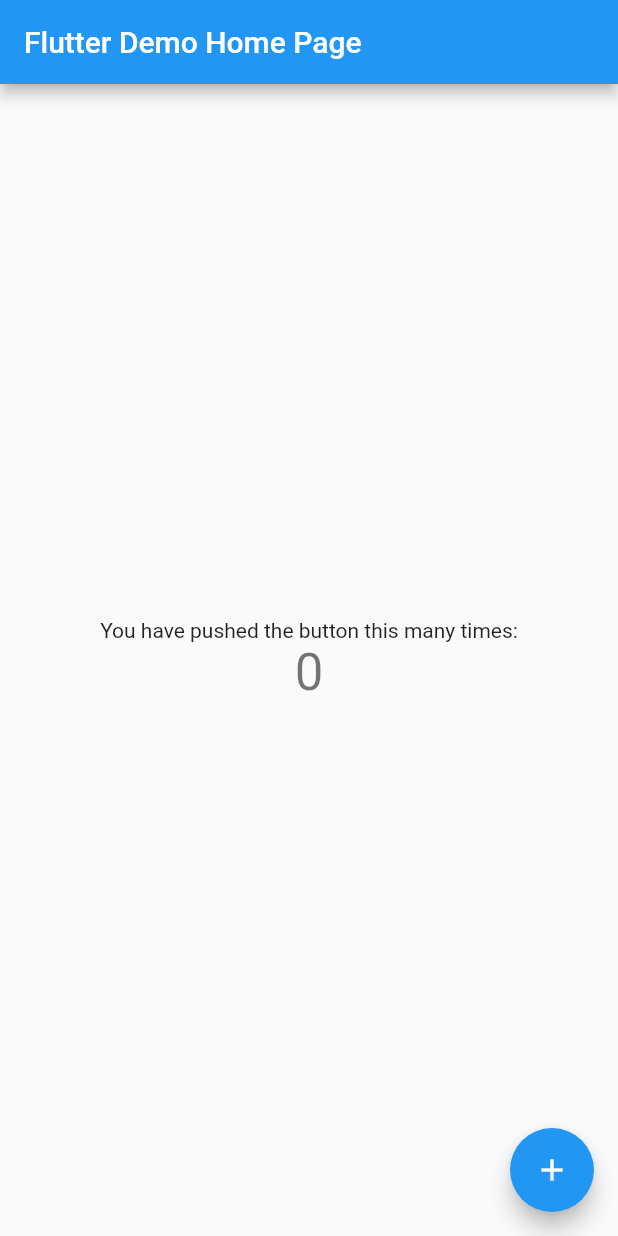
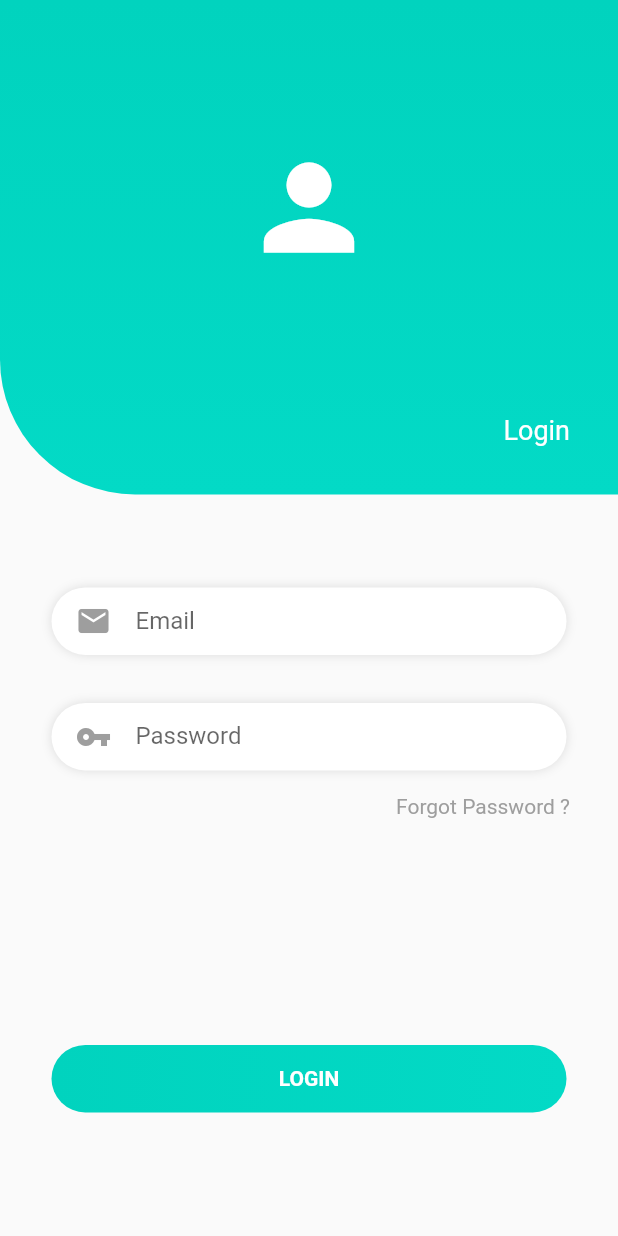
Before and after one commit to fabricionandolfo/EDUC-AR, a Flutter app: the screen it shows after launch, on a phone screen of 412 x 824 dp. Run offline on Flutter 3.47's test engine with Material 2 defaults, Android fonts, the light colour scheme and no system bars.

Commit message:
add
criacao da tela de login

```diff
--- a/educar_app/lib/main.dart
+++ b/educar_app/lib/main.dart
@@ -1,4 +1,5 @@
 import 'package:flutter/material.dart';
+import 'package:flutter/services.dart';
 
 void main() {
   runApp(const MyApp());
@@ -10,7 +11,7 @@
   // This widget is the root of your application.
   @override
   Widget build(BuildContext context) {
-    return MaterialApp(
+    /*return MaterialApp(
       title: 'Flutter Demo',
       theme: ThemeData(
         // This is the theme of your application.
@@ -25,91 +26,165 @@
         primarySwatch: Colors.blue,
       ),
       home: const MyHomePage(title: 'Flutter Demo Home Page'),
+    );*/
+    return MaterialApp(
+      title: 'Login Challenge',
+      theme: ThemeData(primarySwatch: Colors.deepPurple),
+      home: LoginPage(),
     );
   }
 }
 
-class MyHomePage extends StatefulWidget {
-  const MyHomePage({super.key, required this.title});
+class LoginPage extends StatefulWidget {
+  @override
+  State<StatefulWidget> createState() {
+    return _LoginPageState();
+  }
+}
 
-  // This widget is the home page of your application. It is stateful, meaning
-  // that it has a State object (defined below) that contains fields that affect
-  // how it looks.
-
-  // This class is the configuration for the state. It holds the values (in this
-  // case the title) provided by the parent (in this case the App widget) and
-  // used by the build method of the State. Fields in a Widget subclass are
-  // always marked "final".
-
-  final String title;
+class _LoginPageState extends State<LoginPage> {
+  // f45d27
+  // f5851f
 
   @override
-  State<MyHomePage> createState() => _MyHomePageState();
-}
-
-class _MyHomePageState extends State<MyHomePage> {
-  int _counter = 0;
-
-  void _incrementCounter() {
-    setState(() {
-      // This call to setState tells the Flutter framework that something has
-      // changed in this State, which causes it to rerun the build method below
-      // so that the display can reflect the updated values. If we changed
-      // _counter without calling setState(), then the build method would not be
-      // called again, and so nothing would appear to happen.
-      _counter++;
-    });
+  void initState() {
+    SystemChrome.setEnabledSystemUIOverlays([]);
+    super.initState();
   }
 
   @override
   Widget build(BuildContext context) {
-    // This method is rerun every time setState is called, for instance as done
-    // by the _incrementCounter method above.
-    //
-    // The Flutter framework has been optimized to make rerunning build methods
-    // fast, so that you can just rebuild anything that needs updating rather
-    // than having to individually change instances of widgets.
     return Scaffold(
-      appBar: AppBar(
-        // Here we take the value from the MyHomePage object that was created by
-        // the App.build method, and use it to set our appbar title.
-        title: Text(widget.title),
-      ),
-      body: Center(
-        // Center is a layout widget. It takes a single child and positions it
-        // in the middle of the parent.
+      body: SingleChildScrollView(
         child: Column(
-          // Column is also a layout widget. It takes a list of children and
-          // arranges them vertically. By default, it sizes itself to fit its
-          // children horizontally, and tries to be as tall as its parent.
-          //
-          // Invoke "debug painting" (press "p" in the console, choose the
-          // "Toggle Debug Paint" action from the Flutter Inspector in Android
-          // Studio, or the "Toggle Debug Paint" command in Visual Studio Code)
-          // to see the wireframe for each widget.
-          //
-          // Column has various properties to control how it sizes itself and
-          // how it positions its children. Here we use mainAxisAlignment to
-          // center the children vertically; the main axis here is the vertical
-          // axis because Columns are vertical (the cross axis would be
-          // horizontal).
-          mainAxisAlignment: MainAxisAlignment.center,
           children: <Widget>[
-            const Text(
-              'You have pushed the button this many times:',
+            Container(
+              width: MediaQuery.of(context).size.width,
+              height: MediaQuery.of(context).size.height / 2.5,
+              decoration: BoxDecoration(
+                  gradient: LinearGradient(
+                    begin: Alignment.topCenter,
+                    end: Alignment.bottomCenter,
+                    colors: [
+                      Color.fromARGB(255, 1, 211, 190),
+                      Color.fromARGB(255, 3, 218, 198),
+                    ],
+                  ),
+                  borderRadius:
+                      BorderRadius.only(bottomLeft: Radius.circular(90))),
+              child: Column(
+                mainAxisAlignment: MainAxisAlignment.center,
+                children: <Widget>[
+                  Spacer(),
+                  Align(
+                    alignment: Alignment.center,
+                    child: Icon(
+                      Icons.person,
+                      size: 90,
+                      color: Colors.white,
+                    ),
+                  ),
+                  Spacer(),
+                  Align(
+                    alignment: Alignment.bottomRight,
+                    child: Padding(
+                      padding: const EdgeInsets.only(bottom: 32, right: 32),
+                      child: Text(
+                        'Login',
+                        style: TextStyle(color: Colors.white, fontSize: 18),
+                      ),
+                    ),
+                  ),
+                ],
+              ),
             ),
-            Text(
-              '$_counter',
-              style: Theme.of(context).textTheme.headlineMedium,
-            ),
+            Container(
+              height: MediaQuery.of(context).size.height / 2,
+              width: MediaQuery.of(context).size.width,
+              padding: EdgeInsets.only(top: 62),
+              child: Column(
+                children: <Widget>[
+                  Container(
+                    width: MediaQuery.of(context).size.width / 1.2,
+                    height: 45,
+                    padding:
+                        EdgeInsets.only(top: 4, left: 16, right: 16, bottom: 4),
+                    decoration: BoxDecoration(
+                        borderRadius: BorderRadius.all(Radius.circular(50)),
+                        color: Colors.white,
+                        boxShadow: [
+                          BoxShadow(color: Colors.black12, blurRadius: 5)
+                        ]),
+                    child: TextField(
+                      decoration: InputDecoration(
+                        border: InputBorder.none,
+                        icon: Icon(
+                          Icons.email,
+                          color: Colors.grey,
+                        ),
+                        hintText: 'Email',
+                      ),
+                    ),
+                  ),
+                  Container(
+                    width: MediaQuery.of(context).size.width / 1.2,
+                    height: 45,
+                    margin: EdgeInsets.only(top: 32),
+                    padding:
+                        EdgeInsets.only(top: 4, left: 16, right: 16, bottom: 4),
+                    decoration: BoxDecoration(
+                        borderRadius: BorderRadius.all(Radius.circular(50)),
+                        color: Colors.white,
+                        boxShadow: [
+                          BoxShadow(color: Colors.black12, blurRadius: 5)
+                        ]),
+                    child: TextField(
+                      decoration: InputDecoration(
+                        border: InputBorder.none,
+                        icon: Icon(
+                          Icons.vpn_key,
+                          color: Colors.grey,
+                        ),
+                        hintText: 'Password',
+                      ),
+                    ),
+                  ),
+                  Align(
+                    alignment: Alignment.centerRight,
+                    child: Padding(
+                      padding: const EdgeInsets.only(top: 16, right: 32),
+                      child: Text(
+                        'Forgot Password ?',
+                        style: TextStyle(color: Colors.grey),
+                      ),
+                    ),
+                  ),
+                  Spacer(),
+                  Container(
+                    height: 45,
+                    width: MediaQuery.of(context).size.width / 1.2,
+                    decoration: BoxDecoration(
+                        gradient: LinearGradient(
+                          colors: [
+                            Color.fromARGB(255, 1, 211, 190),
+                            Color.fromARGB(255, 3, 218, 198),
+                          ],
+                        ),
+                        borderRadius: BorderRadius.all(Radius.circular(50))),
+                    child: Center(
+                      child: Text(
+                        'Login'.toUpperCase(),
+                        style: TextStyle(
+                            color: Colors.white, fontWeight: FontWeight.bold),
+                      ),
+                    ),
+                  ),
+                ],
+              ),
+            )
           ],
         ),
       ),
-      floatingActionButton: FloatingActionButton(
-        onPressed: _incrementCounter,
-        tooltip: 'Increment',
-        child: const Icon(Icons.add),
-      ), // This trailing comma makes auto-formatting nicer for build methods.
     );
   }
 }
```
Also changed, not shown: 8 other files.
